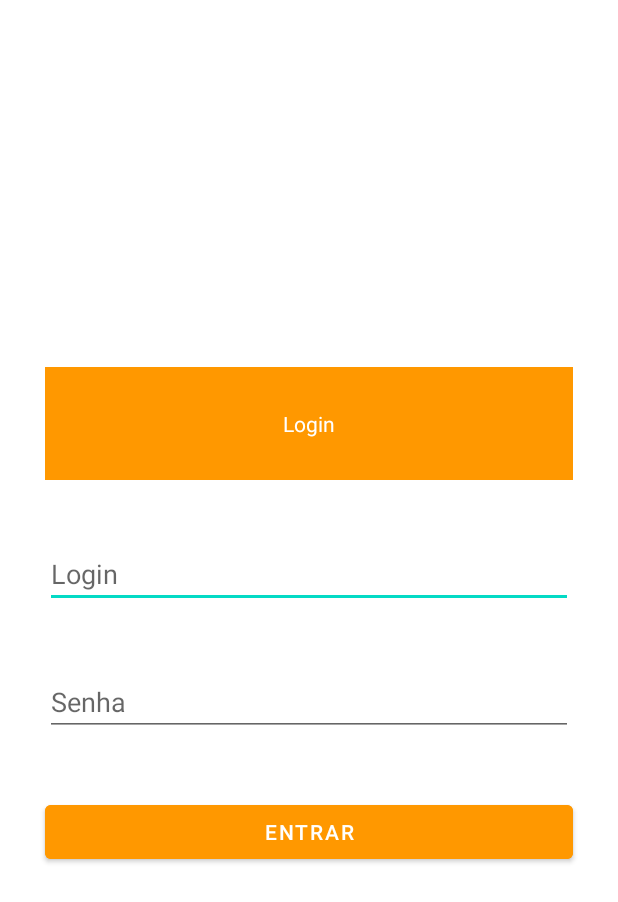
After one commit to Gabriel-Lucena/symbian, an Android app: the layout activity_login_usuario.xml on its own in the app's theme, with its tools: preview values and no code run, on a phone screen of 412 x 824 dp. The commit adds this screen. Shown: the top 902 px of the screen. Run offline under Robolectric (Android 15) with nearby library versions, the phone set to English and light mode, and no system bars.

Commit message:
Design da activity de login feito

```diff
--- /dev/null
+++ b/app/src/main/res/layout/activity_login_usuario.xml
@@ -0,0 +1,47 @@
+<?xml version="1.0" encoding="utf-8"?>
+<ScrollView xmlns:android="http://schemas.android.com/apk/res/android"
+    xmlns:tools="http://schemas.android.com/tools"
+    android:layout_width="match_parent"
+    android:layout_height="match_parent"
+    tools:context=".LoginUsuario">
+
+    <LinearLayout
+        android:layout_width="match_parent"
+        android:layout_height="match_parent"
+        android:layout_gravity="center"
+        android:gravity="center"
+        android:orientation="vertical"
+        tools:context=".activity_login_usuario">
+
+        <TextView
+            style="@style/LoginUsuario_titulo"
+            android:layout_width="match_parent"
+            android:layout_height="wrap_content"
+            android:text="@string/LoginUsuario_titulo" />
+
+        <EditText
+            android:id="@+id/LoginUsuario_txtLogin"
+            style="@style/LoginUsuario_editText"
+            android:layout_width="match_parent"
+            android:layout_height="wrap_content"
+            android:hint="@string/LoginUsuario_login"
+            android:inputType="text" />
+
+        <EditText
+            android:id="@+id/LoginUsuario_txtSenha"
+            style="@style/LoginUsuario_editText"
+            android:layout_width="match_parent"
+            android:layout_height="wrap_content"
+            android:hint="@string/LoginUsuario_senha"
+            android:inputType="text" />
+
+        <Button
+            android:id="@+id/LoginUsuario_btnLogar"
+            style="@style/LoginUsuario_buttonLogar"
+            android:layout_width="match_parent"
+            android:layout_height="wrap_content"
+            android:text="@string/LoginUsuario_buttonLogar" />
+
+    </LinearLayout>
+
+</ScrollView>
--- a/app/src/main/res/values/strings.xml
+++ b/app/src/main/res/values/strings.xml
@@ -22,5 +22,9 @@
     <string name="CadastroEndereco_insercao">Você está cadastrando o endereço</string>
 
     <string name="salvar">Salvar</string>
+    <string name="LoginUsuario_titulo">Login</string>
+    <string name="LoginUsuario_login">Login</string>
+    <string name="LoginUsuario_senha">Senha</string>
+    <string name="LoginUsuario_buttonLogar">Entrar</string>
 
 </resources>
--- a/app/src/main/res/values/styles.xml
+++ b/app/src/main/res/values/styles.xml
@@ -13,6 +13,33 @@
         <item name="android:textColor">@color/white</item>
 
     </style>
+
+    <style name="CadastroEndereco_titulo">
+
+        <item name="android:layout_marginStart">30dp</item>
+        <item name="android:layout_marginEnd">30dp</item>
+        <item name="android:layout_marginBottom">40dp</item>
+        <item name="android:background">#FF9800</item>
+        <item name="textFillColor">@android:color/white</item>
+        <item name="android:padding">28dp</item>
+        <item name="android:gravity">center</item>
+        <item name="android:textColor">@color/white</item>
+
+    </style>
+
+    <style name="LoginUsuario_titulo">
+
+        <item name="android:layout_marginStart">30dp</item>
+        <item name="android:layout_marginEnd">30dp</item>
+        <item name="android:layout_marginBottom">40dp</item>
+        <item name="android:background">#FF9800</item>
+        <item name="textFillColor">@android:color/white</item>
+        <item name="android:padding">28dp</item>
+        <item name="android:gravity">center</item>
+        <item name="android:textColor">@color/white</item>
+
+    </style>
+
 
     <style name="CadastroUsuario_editText">
 
@@ -30,18 +57,14 @@
 
     </style>
 
-    <style name="CadastroEndereco_titulo">
+    <style name="LoginUsuario_editText">
 
         <item name="android:layout_marginStart">30dp</item>
         <item name="android:layout_marginEnd">30dp</item>
         <item name="android:layout_marginBottom">40dp</item>
-        <item name="android:background">#FF9800</item>
-        <item name="textFillColor">@android:color/white</item>
-        <item name="android:padding">28dp</item>
-        <item name="android:gravity">center</item>
-        <item name="android:textColor">@color/white</item>
 
     </style>
+
 
     <style name="CadastroUsuario_buttonCadastrar">
         <item name="android:layout_marginStart">30dp</item>
@@ -58,5 +81,12 @@
         <item name="android:backgroundTint">@color/orange_btn</item>
     </style>
 
+    <style name="LoginUsuario_buttonLogar">
+        <item name="android:layout_marginStart">30dp</item>
+        <item name="android:layout_marginEnd">30dp</item>
+        <item name="android:textColor">@color/white</item>
+        <item name="android:backgroundTint">@color/orange_btn</item>
+    </style>
+
 
 </resources>
```
